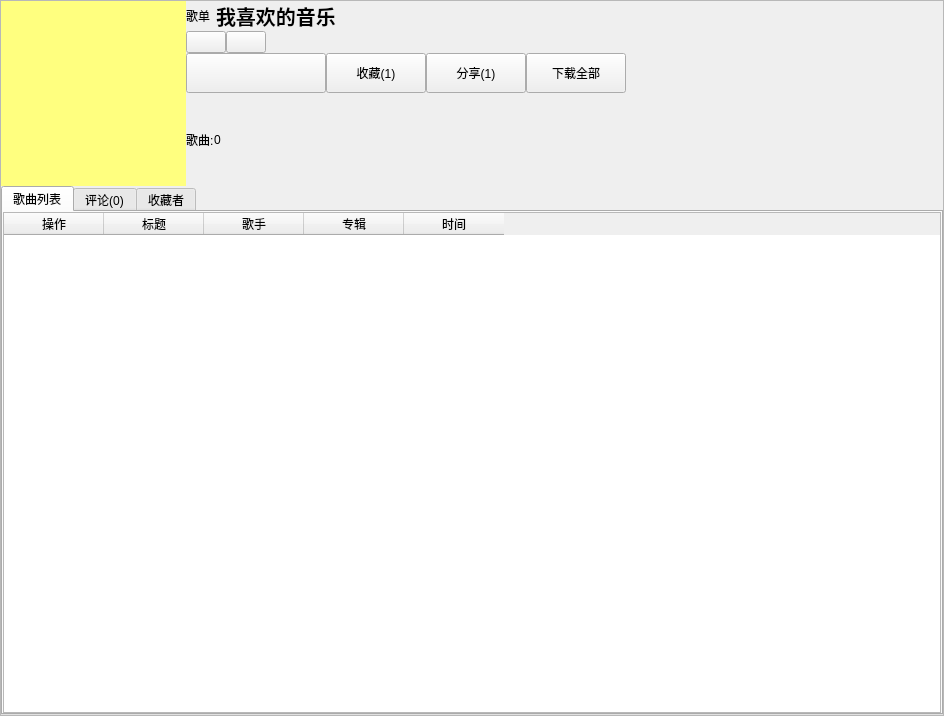
Qt form songmenu.ui (NanCity/Qt-ffmpeg) before a commit.
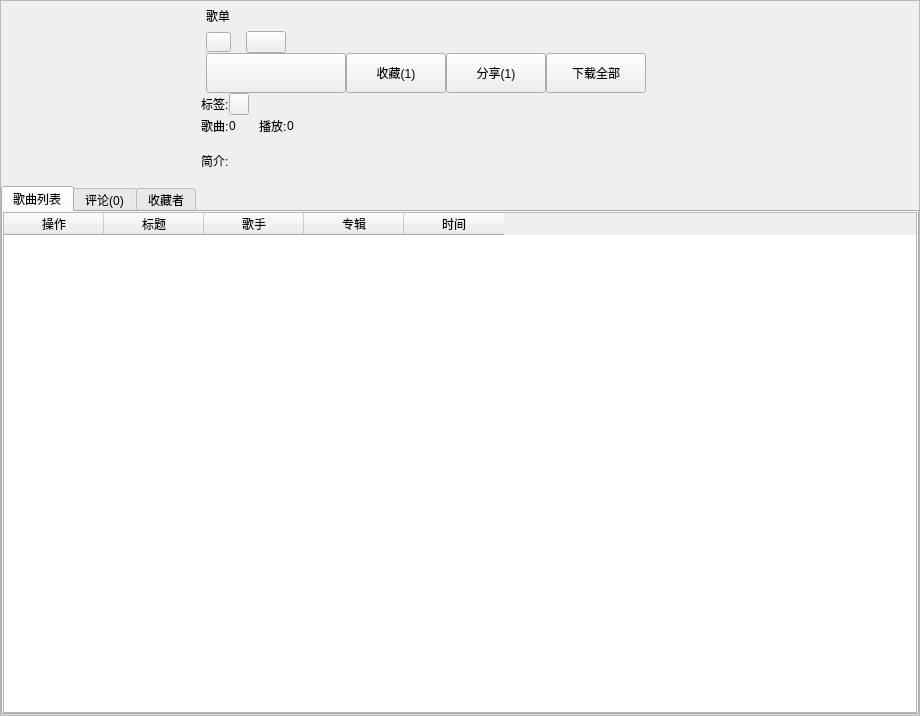
The same form after that commit. Icons and pictures are not drawn.

The edit to the form file:
```diff
--- a/songmenu.ui
+++ b/songmenu.ui
@@ -6,7 +6,7 @@
    <rect>
     <x>0</x>
     <y>0</y>
-    <width>944</width>
+    <width>920</width>
     <height>716</height>
    </rect>
   </property>
@@ -45,7 +45,7 @@
        <rect>
         <x>0</x>
         <y>0</y>
-        <width>942</width>
+        <width>918</width>
         <height>714</height>
        </rect>
       </property>
@@ -71,8 +71,94 @@
        <property name="spacing">
         <number>0</number>
        </property>
+       <item row="1" column="0" colspan="2">
+        <widget class="QTabWidget" name="tabWidget">
+         <property name="sizePolicy">
+          <sizepolicy hsizetype="Expanding" vsizetype="Minimum">
+           <horstretch>0</horstretch>
+           <verstretch>0</verstretch>
+          </sizepolicy>
+         </property>
+         <property name="currentIndex">
+          <number>0</number>
+         </property>
+         <widget class="QWidget" name="tab_5">
+          <attribute name="title">
+           <string>歌曲列表</string>
+          </attribute>
+          <layout class="QGridLayout" name="gridLayout_3">
+           <property name="leftMargin">
+            <number>0</number>
+           </property>
+           <property name="topMargin">
+            <number>0</number>
+           </property>
+           <property name="rightMargin">
+            <number>0</number>
+           </property>
+           <property name="bottomMargin">
+            <number>0</number>
+           </property>
+           <property name="spacing">
+            <number>0</number>
+           </property>
+           <item row="0" column="0">
+            <widget class="QTableWidget" name="tab_SongTable">
+             <property name="sizePolicy">
+              <sizepolicy hsizetype="Expanding" vsizetype="Minimum">
+               <horstretch>0</horstretch>
+               <verstretch>0</verstretch>
+              </sizepolicy>
+             </property>
+             <property name="verticalScrollBarPolicy">
+              <enum>Qt::ScrollBarAlwaysOff</enum>
+             </property>
+             <property name="sizeAdjustPolicy">
+              <enum>QAbstractScrollArea::AdjustToContents</enum>
+             </property>
+             <column>
+              <property name="text">
+               <string>操作</string>
+              </property>
+             </column>
+             <column>
+              <property name="text">
+               <string>标题</string>
+              </property>
+             </column>
+             <column>
+              <property name="text">
+               <string>歌手</string>
+              </property>
+             </column>
+             <column>
+              <property name="text">
+               <string>专辑</string>
+              </property>
+             </column>
+             <column>
+              <property name="text">
+               <string>时间</string>
+              </property>
+             </column>
+            </widget>
+           </item>
+          </layout>
+         </widget>
+         <widget class="QWidget" name="tab_6">
+          <attribute name="title">
+           <string>评论(0)</string>
+          </attribute>
+         </widget>
+         <widget class="QWidget" name="tab_7">
+          <attribute name="title">
+           <string>收藏者</string>
+          </attribute>
+         </widget>
+        </widget>
+       </item>
        <item row="0" column="0">
-        <widget class="QLabel" name="label">
+        <widget class="QLabel" name="lab_pic">
          <property name="minimumSize">
           <size>
            <width>185</width>
@@ -86,7 +172,7 @@
           </size>
          </property>
          <property name="styleSheet">
-          <string notr="true">background-color: rgb(255, 255, 127);</string>
+          <string notr="true"/>
          </property>
          <property name="text">
           <string/>
@@ -95,8 +181,14 @@
        </item>
        <item row="0" column="1">
         <layout class="QVBoxLayout" name="verticalLayout">
+         <property name="leftMargin">
+          <number>15</number>
+         </property>
          <item>
           <layout class="QHBoxLayout" name="horizontalLayout_3">
+           <property name="leftMargin">
+            <number>5</number>
+           </property>
            <item>
             <widget class="QLabel" name="label_2">
              <property name="minimumSize">
@@ -107,7 +199,7 @@
              </property>
              <property name="maximumSize">
               <size>
-               <width>16777215</width>
+               <width>35</width>
                <height>16777215</height>
               </size>
              </property>
@@ -120,7 +212,7 @@
             <widget class="QLabel" name="label_3">
              <property name="minimumSize">
               <size>
-               <width>140</width>
+               <width>450</width>
                <height>30</height>
               </size>
              </property>
@@ -138,7 +230,7 @@
               </font>
              </property>
              <property name="text">
-              <string>我喜欢的音乐</string>
+              <string/>
              </property>
             </widget>
            </item>
@@ -147,9 +239,12 @@
              <property name="orientation">
               <enum>Qt::Horizontal</enum>
              </property>
+             <property name="sizeType">
+              <enum>QSizePolicy::Expanding</enum>
+             </property>
              <property name="sizeHint" stdset="0">
               <size>
-               <width>40</width>
+               <width>200</width>
                <height>20</height>
               </size>
              </property>
@@ -159,15 +254,62 @@
          </item>
          <item>
           <layout class="QHBoxLayout" name="horizontalLayout_2">
+           <property name="spacing">
+            <number>5</number>
+           </property>
+           <property name="leftMargin">
+            <number>5</number>
+           </property>
+           <item>
+            <widget class="QPushButton" name="btn_userpic">
+             <property name="minimumSize">
+              <size>
+               <width>25</width>
+               <height>20</height>
+              </size>
+             </property>
+             <property name="maximumSize">
+              <size>
+               <width>20</width>
+               <height>20</height>
+              </size>
+             </property>
+             <property name="text">
+              <string/>
+             </property>
+            </widget>
+           </item>
+           <item>
+            <spacer name="horizontalSpacer_5">
+             <property name="orientation">
+              <enum>Qt::Horizontal</enum>
+             </property>
+             <property name="sizeType">
+              <enum>QSizePolicy::Fixed</enum>
+             </property>
+             <property name="sizeHint" stdset="0">
+              <size>
+               <width>10</width>
+               <height>20</height>
+              </size>
+             </property>
+            </spacer>
+           </item>
            <item>
             <widget class="QPushButton" name="btn_user">
+             <property name="minimumSize">
+              <size>
+               <width>35</width>
+               <height>0</height>
+              </size>
+             </property>
              <property name="text">
               <string/>
              </property>
             </widget>
            </item>
            <item>
-            <widget class="QPushButton" name="btn_creatorTime">
+            <widget class="QLabel" name="lab_creatorTime">
              <property name="text">
               <string/>
              </property>
@@ -190,6 +332,9 @@
          </item>
          <item>
           <layout class="QHBoxLayout" name="horizontalLayout">
+           <property name="leftMargin">
+            <number>5</number>
+           </property>
            <item>
             <widget class="QPushButton" name="btn_playAll">
              <property name="minimumSize">
@@ -303,7 +448,56 @@
           </layout>
          </item>
          <item>
-          <layout class="QHBoxLayout" name="horizontalLayout_4">
+          <layout class="QHBoxLayout" name="tag_horizontalLayout">
+           <item>
+            <widget class="QLabel" name="label">
+             <property name="maximumSize">
+              <size>
+               <width>30</width>
+               <height>16777215</height>
+              </size>
+             </property>
+             <property name="text">
+              <string>标签:</string>
+             </property>
+            </widget>
+           </item>
+           <item>
+            <widget class="QPushButton" name="btn_tag_1">
+             <property name="minimumSize">
+              <size>
+               <width>20</width>
+               <height>0</height>
+              </size>
+             </property>
+             <property name="maximumSize">
+              <size>
+               <width>20</width>
+               <height>16777215</height>
+              </size>
+             </property>
+             <property name="text">
+              <string/>
+             </property>
+            </widget>
+           </item>
+           <item>
+            <spacer name="horizontalSpacer_9">
+             <property name="orientation">
+              <enum>Qt::Horizontal</enum>
+             </property>
+             <property name="sizeHint" stdset="0">
+              <size>
+               <width>40</width>
+               <height>20</height>
+              </size>
+             </property>
+            </spacer>
+           </item>
+          </layout>
+         </item>
+         <item>
+          <layout class="QHBoxLayout" name="horizontalLayout_9">
            <item>
             <widget class="QLabel" name="label_4">
              <property name="text">
@@ -313,6 +507,60 @@
            </item>
            <item>
             <widget class="QLabel" name="lab_songsum">
+             <property name="minimumSize">
+              <size>
+               <width>20</width>
+               <height>0</height>
+              </size>
+             </property>
+             <property name="maximumSize">
+              <size>
+               <width>30</width>
+               <height>16777215</height>
+              </size>
+             </property>
+             <property name="text">
+              <string>0</string>
+             </property>
+            </widget>
+           </item>
+           <item>
+            <spacer name="horizontalSpacer_6">
+             <property name="orientation">
+              <enum>Qt::Horizontal</enum>
+             </property>
+             <property name="sizeType">
+              <enum>QSizePolicy::Fixed</enum>
+             </property>
+             <property name="sizeHint" stdset="0">
+              <size>
+               <width>10</width>
+               <height>20</height>
+              </size>
+             </property>
+            </spacer>
+           </item>
+           <item>
+            <widget class="QLabel" name="label_7">
+             <property name="text">
+              <string>播放:</string>
+             </property>
+            </widget>
+           </item>
+           <item>
+            <widget class="QLabel" name="lab_playsum">
+             <property name="minimumSize">
+              <size>
+               <width>100</width>
+               <height>0</height>
+              </size>
+             </property>
+             <property name="maximumSize">
+              <size>
+               <width>110</width>
+               <height>16777215</height>
+              </size>
+             </property>
              <property name="text">
               <string>0</string>
              </property>
@@ -333,94 +581,44 @@
            </item>
           </layout>
          </item>
+         <item>
+          <layout class="QHBoxLayout" name="horizontalLayout_10">
+           <item>
+            <widget class="QLabel" name="label_8">
+             <property name="minimumSize">
+              <size>
+               <width>30</width>
+               <height>0</height>
+              </size>
+             </property>
+             <property name="maximumSize">
+              <size>
+               <width>30</width>
+               <height>16777215</height>
+              </size>
+             </property>
+             <property name="text">
+              <string>简介:</string>
+             </property>
+            </widget>
+           </item>
+           <item>
+            <widget class="QLabel" name="lab_description">
+             <property name="minimumSize">
+              <size>
+               <width>0</width>
+               <height>50</height>
+              </size>
+             </property>
+             <property name="text">
+              <string/>
+             </property>
+            </widget>
+           </item>
+          </layout>
+         </item>
         </layout>
        </item>
-       <item row="1" column="0" colspan="2">
-        <widget class="QTabWidget" name="tabWidget">
-         <property name="sizePolicy">
-          <sizepolicy hsizetype="Expanding" vsizetype="Minimum">
-           <horstretch>0</horstretch>
-           <verstretch>0</verstretch>
-          </sizepolicy>
-         </property>
-         <property name="currentIndex">
-          <number>0</number>
-         </property>
-         <widget class="QWidget" name="tab_5">
-          <attribute name="title">
-           <string>歌曲列表</string>
-          </attribute>
-          <layout class="QGridLayout" name="gridLayout_3">
-           <property name="leftMargin">
-            <number>0</number>
-           </property>
-           <property name="topMargin">
-            <number>0</number>
-           </property>
-           <property name="rightMargin">
-            <number>0</number>
-           </property>
-           <property name="bottomMargin">
-            <number>0</number>
-           </property>
-           <property name="spacing">
-            <number>0</number>
-           </property>
-           <item row="0" column="0">
-            <widget class="QTableWidget" name="tab_SongTable">
-             <property name="sizePolicy">
-              <sizepolicy hsizetype="Expanding" vsizetype="Minimum">
-               <horstretch>0</horstretch>
-               <verstretch>0</verstretch>
-              </sizepolicy>
-             </property>
-             <property name="verticalScrollBarPolicy">
-              <enum>Qt::ScrollBarAlwaysOff</enum>
-             </property>
-             <property name="sizeAdjustPolicy">
-              <enum>QAbstractScrollArea::AdjustToContents</enum>
-             </property>
-             <column>
-              <property name="text">
-               <string>操作</string>
-              </property>
-             </column>
-             <column>
-              <property name="text">
-               <string>标题</string>
-              </property>
-             </column>
-             <column>
-              <property name="text">
-               <string>歌手</string>
-              </property>
-             </column>
-             <column>
-              <property name="text">
-               <string>专辑</string>
-              </property>
-             </column>
-             <column>
-              <property name="text">
-               <string>时间</string>
-              </property>
-             </column>
-            </widget>
-           </item>
-          </layout>
-         </widget>
-         <widget class="QWidget" name="tab_6">
-          <attribute name="title">
-           <string>评论(0)</string>
-          </attribute>
-         </widget>
-         <widget class="QWidget" name="tab_7">
-          <attribute name="title">
-           <string>收藏者</string>
-          </attribute>
-         </widget>
-        </widget>
-       </item>
       </layout>
      </widget>
     </widget>
```
Left out of the diff: 2 changed lines with no effect on the pictures.
